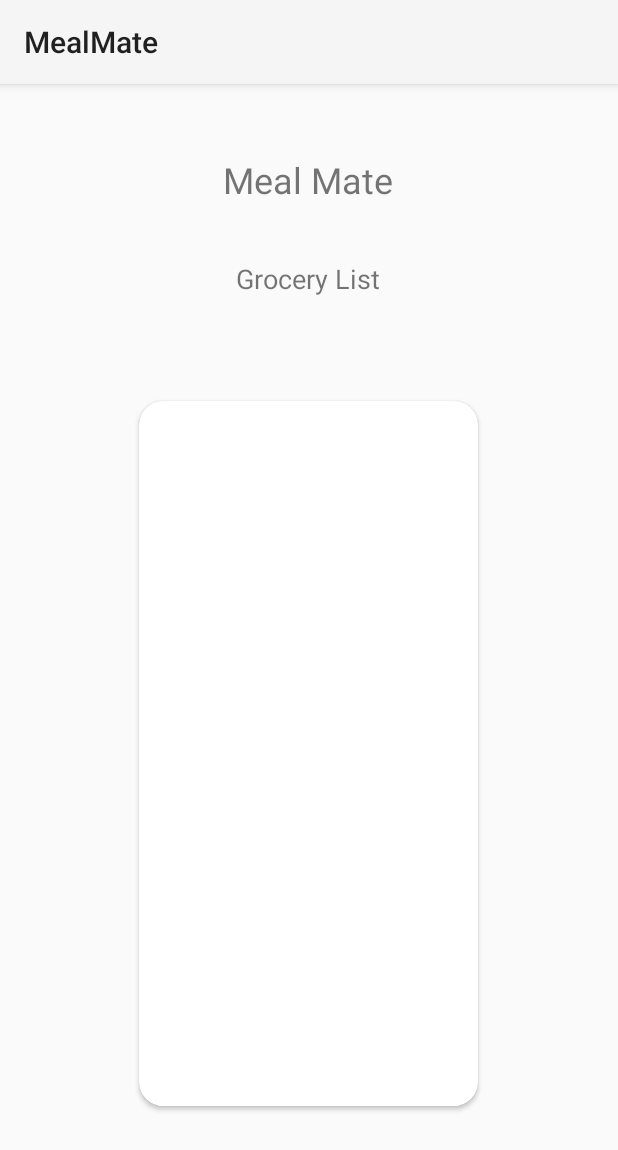
After one commit to cindykhin/MealMate, an Android app: the GroceryList screen opened directly, with no data from a screen before it, on a phone screen of 412 x 824 dp. The commit adds this screen. Shown: the top 1150 px of the screen. Run offline under Robolectric (Android 15) with nearby library versions, the phone set to English and light mode, and no system bars.

Commit message:
start of grocery and recipe activities

```diff
--- a/app/src/main/AndroidManifest.xml
+++ b/app/src/main/AndroidManifest.xml
@@ -13,6 +13,12 @@
         android:theme="@style/Theme.MealMate"
         tools:targetApi="31">
         <activity
+            android:name=".RecipeList"
+            android:exported="false" />
+        <activity
+            android:name=".GroceryList"
+            android:exported="true" />
+        <activity
             android:name=".MainActivity"
             android:exported="true">
             <intent-filter>
--- /dev/null
+++ b/app/src/main/java/com/example/mealmate/GroceryList.java
@@ -0,0 +1,14 @@
+package com.example.mealmate;
+
+import androidx.appcompat.app.AppCompatActivity;
+
+import android.os.Bundle;
+
+public class GroceryList extends AppCompatActivity {
+    @Override
+    protected void onCreate(Bundle savedInstanceState) {
+        super.onCreate(savedInstanceState);
+        setContentView(R.layout.activity_grocery_list);
+
+    }
+}
--- /dev/null
+++ b/app/src/main/res/layout/activity_grocery_list.xml
@@ -0,0 +1,93 @@
+<?xml version="1.0" encoding="utf-8"?>
+<androidx.constraintlayout.widget.ConstraintLayout xmlns:android="http://schemas.android.com/apk/res/android"
+    xmlns:app="http://schemas.android.com/apk/res-auto"
+    xmlns:tools="http://schemas.android.com/tools"
+    android:layout_width="match_parent"
+    android:layout_height="match_parent"
+    tools:context=".GroceryList">
+
+    <TextView
+        android:layout_width="wrap_content"
+        android:layout_height="wrap_content"
+        android:text="Meal Mate"
+        android:textSize="24sp"
+        app:layout_constraintBottom_toBottomOf="parent"
+        app:layout_constraintEnd_toEndOf="parent"
+        app:layout_constraintHorizontal_bias="0.498"
+        app:layout_constraintStart_toStartOf="parent"
+        app:layout_constraintTop_toTopOf="parent"
+        app:layout_constraintVertical_bias="0.064" />
+
+    <TextView
+        android:layout_width="wrap_content"
+        android:layout_height="wrap_content"
+        android:text="Grocery List"
+        android:textSize="18sp"
+        app:layout_constraintBottom_toBottomOf="parent"
+        app:layout_constraintEnd_toEndOf="parent"
+        app:layout_constraintHorizontal_bias="0.498"
+        app:layout_constraintStart_toStartOf="parent"
+        app:layout_constraintTop_toTopOf="parent"
+        app:layout_constraintVertical_bias="0.158" />
+
+
+<!--    <ImageView-->
+<!--        android:layout_width="wrap_content"-->
+<!--        android:layout_height="wrap_content"-->
+<!--        android:src="@drawable/cal_foreground"-->
+<!--        app:layout_constraintBottom_toBottomOf="parent"-->
+<!--        app:layout_constraintEnd_toEndOf="parent"-->
+<!--        app:layout_constraintHorizontal_bias="0.498"-->
+<!--        app:layout_constraintStart_toStartOf="parent"-->
+<!--        app:layout_constraintTop_toTopOf="parent"-->
+<!--        app:layout_constraintVertical_bias="0.271" />-->
+
+<!--    <ImageView-->
+<!--        android:layout_width="89dp"-->
+<!--        android:layout_height="80dp"-->
+<!--        android:src="@drawable/left_foreground"-->
+<!--        app:layout_constraintBottom_toBottomOf="parent"-->
+<!--        app:layout_constraintEnd_toEndOf="parent"-->
+<!--        app:layout_constraintHorizontal_bias="0.049"-->
+<!--        app:layout_constraintStart_toStartOf="parent"-->
+<!--        app:layout_constraintTop_toTopOf="parent"-->
+<!--        app:layout_constraintVertical_bias="0.125" />-->
+
+<!--    <ImageView-->
+<!--        android:layout_width="89dp"-->
+<!--        android:layout_height="80dp"-->
+<!--        android:src="@drawable/right_foreground"-->
+<!--        app:layout_constraintBottom_toBottomOf="parent"-->
+<!--        app:layout_constraintEnd_toEndOf="parent"-->
+<!--        app:layout_constraintHorizontal_bias="0.947"-->
+<!--        app:layout_constraintStart_toStartOf="parent"-->
+<!--        app:layout_constraintTop_toTopOf="parent"-->
+<!--        app:layout_constraintVertical_bias="0.125" />-->
+
+
+    <androidx.cardview.widget.CardView
+        android:layout_width="226dp"
+        android:layout_height="470dp"
+        android:layout_margin="16dp"
+        android:background="#A3A3A3"
+        app:cardCornerRadius="16dp"
+        app:layout_constraintBottom_toBottomOf="parent"
+        app:layout_constraintEnd_toEndOf="parent"
+        app:layout_constraintHorizontal_bias="0.497"
+        app:layout_constraintStart_toStartOf="parent"
+        app:layout_constraintTop_toTopOf="parent"
+        app:layout_constraintVertical_bias="0.735">
+
+        <androidx.recyclerview.widget.RecyclerView
+            android:id="@+id/recyclerViewGroceries"
+            android:layout_width="match_parent"
+            android:layout_height="319dp"
+            app:layout_constraintBottom_toBottomOf="parent"
+            app:layout_constraintEnd_toEndOf="parent"
+            app:layout_constraintStart_toStartOf="parent"
+            app:layout_constraintTop_toTopOf="parent"
+            app:layout_constraintVertical_bias="0.891" />
+    </androidx.cardview.widget.CardView>
+
+
+</androidx.constraintlayout.widget.ConstraintLayout>
```
Also changed, not shown: app/src/main/java/com/example/mealmate/GroceriesEntry.java (added, +21 -0 lines), app/src/main/java/com/example/mealmate/GroceriesEntryAdapter.java (added, +49 -0 lines), app/src/main/java/com/example/mealmate/MainActivity.java (+16 -0 lines), app/src/main/java/com/example/mealmate/RecipeList.java (added, +14 -0 lines), app/src/main/res/layout/activity_main.xml (+8 -0 lines), app/src/main/res/layout/activity_recipe_list.xml (added, +9 -0 lines), app/src/main/res/layout/list_grocery_items.xml (added, +23 -0 lines), 3 other files.
